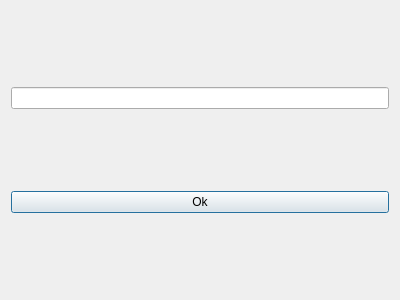
The window that getnamebackup.ui (dalmagathe/Vokabellernen) describes before a commit, drawn with Qt 5.
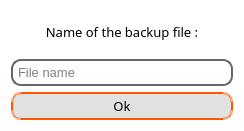
The same window after the commit.

Commit message: Addition of an information message if the backup file has been created. Creation of more beautiful UI.

What changed in the file:
```diff
--- a/getnamebackup.ui
+++ b/getnamebackup.ui
@@ -6,19 +6,92 @@
    <rect>
     <x>0</x>
     <y>0</y>
-    <width>400</width>
-    <height>300</height>
+    <width>244</width>
+    <height>131</height>
    </rect>
   </property>
   <property name="windowTitle">
-   <string>Dialog</string>
+   <string>Backup file</string>
+  </property>
+  <property name="styleSheet">
+   <string notr="true">background-color:rgb(255, 255, 255);</string>
   </property>
   <layout class="QVBoxLayout" name="verticalLayout">
    <item>
-    <widget class="QLineEdit" name="nameFile"/>
+    <widget class="QLabel" name="label">
+     <property name="font">
+      <font>
+       <family>Arial Black</family>
+       <pointsize>10</pointsize>
+      </font>
+     </property>
+     <property name="text">
+      <string>Name of the backup file :</string>
+     </property>
+     <property name="alignment">
+      <set>Qt::AlignCenter</set>
+     </property>
+    </widget>
+   </item>
+   <item>
+    <widget class="QLineEdit" name="nameFile">
+     <property name="font">
+      <font>
+       <family>Arial</family>
+       <pointsize>10</pointsize>
+      </font>
+     </property>
+     <property name="cursor">
+      <cursorShape>IBeamCursor</cursorShape>
+     </property>
+     <property name="styleSheet">
+      <string notr="true">QLineEdit {
+	border: 2px solid rgb(102, 102, 102);
+    border-width: 2px;
+    border-radius: 10px;
+	padding-left: 10px;
+	padding-right: 10 px;
+ 	padding: 3px;
+}
+
+QLineEdit:hover
+{
+	border: 2px solid rgb(255, 85, 0);
+}</string>
+     </property>
+     <property name="placeholderText">
+      <string>File name</string>
+     </property>
+    </widget>
    </item>
    <item>
     <widget class="QPushButton" name="pushButton">
+     <property name="font">
+      <font>
+       <family>Arial Black</family>
+       <pointsize>10</pointsize>
+      </font>
+     </property>
+     <property name="styleSheet">
+      <string notr="true">QPushButton {
+	background-color:rgb(225, 225, 225);
+	border-style: double;
+    border-width: 2px;
+    border-radius: 10px;
+    border-color: rgb(255, 85, 0);
+    padding: 3px;
+}
+
+QPushButton:hover
+{
+	border: 2px solid rgb(255, 85, 0);
+	background-color:rgb(255, 85, 0);
+}
+
+QPushButton:pressed {
+    background-color:rgb(229, 76, 0);
+}</string>
+     </property>
      <property name="text">
       <string>Ok</string>
      </property>
```
The commit also changes 3 other files.
